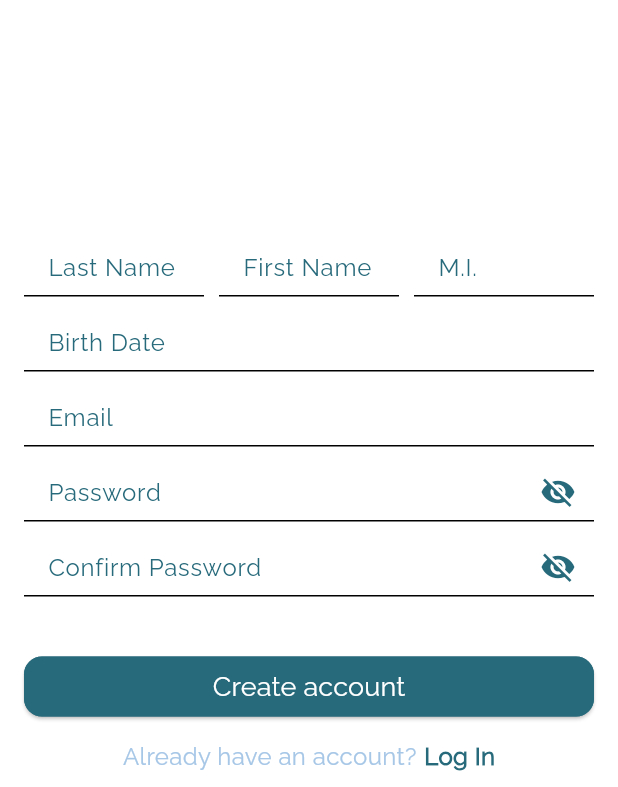
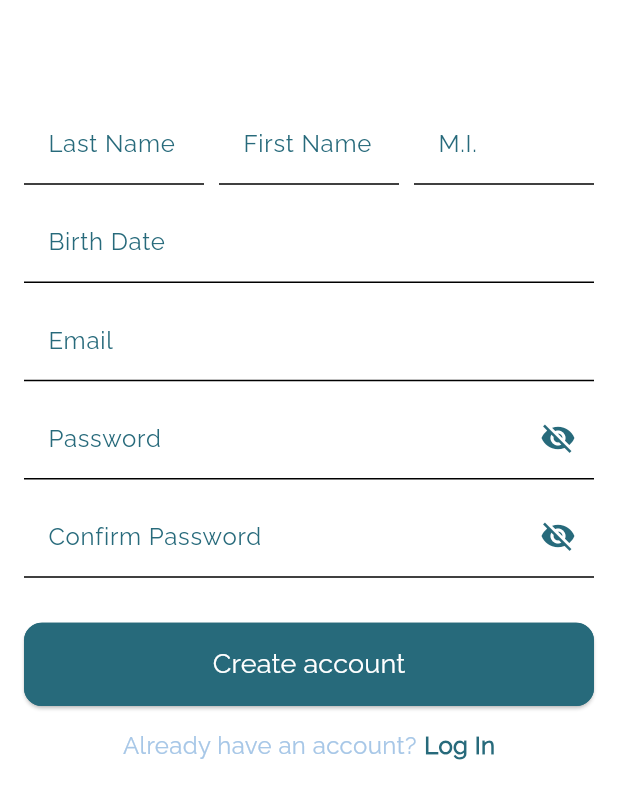
Before and after one commit to Errol13/KLK, a Flutter app: the screen it shows after launch, after a tap on "Sign Up", on a phone screen of 412 x 824 dp, the part 449-1236 px from its top. Run offline on Flutter 3.47's test engine with Material 2 defaults, Android fonts, the phone set to English and light mode, and no system bars; our stand-ins replace like_button.

Commit message:
Responsive splash and signup page

```diff
--- a/lib/features/call_page.dart
+++ b/lib/features/call_page.dart
@@ -171,10 +171,13 @@ class _CallPageState extends State<CallPage> {
                         child: Image.asset('assets/call.png'),
                       ),
                     ),
+
                   ],
                 ),
               ),
             ),
+
+            SizedBox(height: 30),
           ],
         ),
       ),
--- a/lib/features/login_page.dart
+++ b/lib/features/login_page.dart
@@ -38,7 +38,7 @@ class _LoginPageState extends State<LoginPage> {
               child: Column(
                 children: [
                   Text(
-                    'Welcome Back', // Display a welcoming message.
+                    'Welcome Back!', // Display a welcoming message.
                     style: TextStyle(
                       fontSize: 24,
                       fontWeight: FontWeight.bold,
--- a/lib/features/services_page.dart
+++ b/lib/features/services_page.dart
@@ -211,7 +211,7 @@ class _ServicePageState extends State<ServicePage> {
 
             SizedBox(height: 30),
 
-            // Emergency Vehicles
+            // Medical Records
           ],
         ),
       ),
--- a/lib/features/signup_page.dart
+++ b/lib/features/signup_page.dart
@@ -6,7 +6,6 @@ Description: This is the page where the users will need to register or sign up.
  */
 
 import 'package:flutter/material.dart';
-
 import 'first_page.dart';
 import 'splash_page.dart';
 import 'login_page.dart';
@@ -25,6 +24,7 @@ class _SignUpPageState extends State<SignUpPage> {
 
   TextEditingController _birthdateController = TextEditingController();
 
+//Birthdate Field Show DateTime
   Future<void> _selectDate(BuildContext context) async {
     final DateTime? picked = await showDatePicker(
       context: context,
@@ -62,9 +62,7 @@ class _SignUpPageState extends State<SignUpPage> {
               alignment: Alignment.topCenter,
               child: Column(
                 children: [
-                  const SizedBox(
-                height:
-                   50),
+                  const SizedBox(height: 50),
                   Text(
                     'Kumusta ka?', // Display a welcoming message.
                     style: TextStyle(
@@ -96,10 +94,11 @@ class _SignUpPageState extends State<SignUpPage> {
                 ),
               ),
             ),
-            const SizedBox(height: 150),
+            const SizedBox(height: 60),
 
             //sign up fields
-            SizedBox(
+            Expanded(
+              child: SizedBox(
                 height: 40,
                 width: 400,
                 child: Row(
@@ -145,7 +144,6 @@ class _SignUpPageState extends State<SignUpPage> {
                               width: 1.0,
                             ),
                           ),
-
                         ),
                         style: const TextStyle(
                           color: Color(0xFF276A7B),
@@ -170,7 +168,6 @@ class _SignUpPageState extends State<SignUpPage> {
                               width: 1.0,
                             ),
                           ),
-
                         ),
                         style: const TextStyle(
                           color: Color(0xFF276A7B),
@@ -180,12 +177,14 @@ class _SignUpPageState extends State<SignUpPage> {
                   ],
                 ),
               ),
+            ),
 
             //Birthdate
             const SizedBox(
               height: 10,
             ),
-            SizedBox(
+            Expanded(
+              child: SizedBox(
                 height: 40,
                 width: 400,
                 child: Row(
@@ -213,7 +212,6 @@ class _SignUpPageState extends State<SignUpPage> {
                                   width: 1.0,
                                 ),
                               ),
-
                             ),
                             style: const TextStyle(
                               color: Color(0xFF276A7B),
@@ -225,11 +223,12 @@ class _SignUpPageState extends State<SignUpPage> {
                   ],
                 ),
               ),
-
+            ),
 
             //Email Field
             SizedBox(height: 10), // Add spacing.
-            SizedBox(
+            Expanded(
+              child: SizedBox(
                 height: 40,
                 width: 400,
                 child: TextField(
@@ -249,7 +248,6 @@ class _SignUpPageState extends State<SignUpPage> {
                         width: 1.0,
                       ),
                     ),
-
                   ),
                   keyboardType:
                       TextInputType.emailAddress, // Set keyboard type for email.
@@ -258,9 +256,11 @@ class _SignUpPageState extends State<SignUpPage> {
                   ),
                 ),
               ),
+            ),
 
             const SizedBox(height: 10), // Add spacing.
-            SizedBox(
+            Expanded(
+              child: SizedBox(
                 height: 40,
                 width: 400,
                 child: TextField(
@@ -301,10 +301,12 @@ class _SignUpPageState extends State<SignUpPage> {
                   obscureText: _obscureText, // Hide the password text.
                 ),
               ),
+            ),
 
             //Confirm Password
             const SizedBox(height: 10), // Add spacing.
-            SizedBox(
+            Expanded(
+              child: SizedBox(
                 height: 40,
                 width: 400,
                 child: TextField(
@@ -345,9 +347,11 @@ class _SignUpPageState extends State<SignUpPage> {
                   obscureText: _obscureText, // Hide the password text.
                 ),
               ),
+            ),
 
-            const SizedBox(height: 40), // Add spacing.
-            RegButton(
+            const SizedBox(height: 30), // Add spacing.
+            Expanded(
+              child: RegButton(
                 width: 400,
                 height: 40,
                 text: 'Create account', // Display a Sign-Up button.
@@ -358,9 +362,10 @@ class _SignUpPageState extends State<SignUpPage> {
                     context,
                     MaterialPageRoute(
                         builder: (context) =>
-                          const LoginPage()), // Navigate to the Home page.
+                            const FirstPage()), // Navigate to the Home page.
                   );
                 },
+              ),
             ),
             const SizedBox(height: 15), // Add spacing.
             Row(
--- a/lib/features/splash_page.dart
+++ b/lib/features/splash_page.dart
@@ -19,12 +19,13 @@ class SplashPage extends StatelessWidget {
         padding: const EdgeInsets.all(16.0), //padding is 16
         child: Column(
           mainAxisAlignment: MainAxisAlignment.center, //children will be aligned center in y-axis
-          crossAxisAlignment: CrossAxisAlignment.center,  //children will be aligned center in x-axis
+          crossAxisAlignment: CrossAxisAlignment.stretch,  // elements will be stretched to occupy the remaining space in x-axis
           children: [
             const Align( //align the elements both in vertical and horizontal axes
               alignment: Alignment.topCenter, //align at the topcenter
               child: Column( //create elements vertically
                 children: [
+                  const SizedBox(height: 30),
                   Text(
                     'Mabuhay! Welcome to',
                     style: TextStyle(
@@ -44,18 +45,30 @@ class SplashPage extends StatelessWidget {
                 ],
               ),
             ),
-            const SizedBox(height: 200),
-            SizedBox(
-              height: 100,
-              width: 100,
+
+            //Place a space between
+            const SizedBox(height: 150),
+
+            //Logo in the Center
+            Expanded(
+              flex: 4,
+              child: SizedBox(
+                height: 200,
+                width: 200,
                 child: Center(
                   child: Image.asset(
                     'assets/Logo.png', // the directory where the image is placed
                   ),
                 ),
               ),
+            ),
+
+            //Place a space between
             const SizedBox(height: 100),
-            RegButton( //call the class RegButton
+
+            //Sign Up Button
+            Expanded(
+              child: RegButton( //call the class RegButton
                 width: 400,
                 height: 40,
                 text: 'Sign Up',
@@ -68,8 +81,13 @@ class SplashPage extends StatelessWidget {
                   );
                 },
               ),
+            ),
+
             const SizedBox(height: 20),//used as margin-like between widgets with the height 20
-            RegButton( //call the class RegButton
+
+            //Login Button
+            Expanded(
+              child: RegButton( //call the class RegButton
                 width: 400,
                 height: 40,
                 text: 'Login',
@@ -81,6 +99,7 @@ class SplashPage extends StatelessWidget {
                     MaterialPageRoute(builder: (context) => const LoginPage()), //the route it should follow when clicked
                   );
                 },
+              ),
             ),
           ],
         ),
--- a/lib/main.dart
+++ b/lib/main.dart
@@ -1,7 +1,11 @@
 import 'package:flutter/material.dart';
 import 'features/splash_page.dart';
+//import 'package:firebase_core/firebase_core.dart';
 
 void main() {
+  // WidgetsFlutterBinding.ensureInitialized();
+  // await Firebase.initializeApp();
+
   runApp(MyApp());
 }
 
@@ -37,7 +41,7 @@ class _SplashScreenState extends State<SplashScreen> {
 
   void _navigateToNextScreen() {
     Future.delayed(
-      Duration(seconds: 2), // duration of the splash
+      Duration(seconds: 2),
       () {
         Navigator.pushReplacement(
           context,
@@ -63,13 +67,10 @@ class _SplashScreenState extends State<SplashScreen> {
             child: Column(
               mainAxisAlignment: MainAxisAlignment.center,
               children: [
-                Image.asset(
-                    'assets/Logo.png'),
+                Image.asset('assets/Logo.png'),
               ],
             ),
           ),
-
-          //precise positioning of the text "Klinikonek"
           Positioned(
             bottom: 16,
             left: 0,
--- a/pubspec.yaml
+++ b/pubspec.yaml
@@ -37,6 +37,9 @@ dependencies:
   # Use with the CupertinoIcons class for iOS style icons.
   cupertino_icons: ^1.0.2
   like_button: ^2.0.5
+  firebase_core: ^2.22.0
+  #Firebase Databaswe
+  cloud_firestore: ^4.13.0
 
 dev_dependencies:
   flutter_test:
@@ -49,6 +52,8 @@ dev_dependencies:
   # rules and activating additional ones.
   flutter_lints: ^2.0.0
   flutter_launcher_icons: ^0.13.1
+
+
 
 flutter_icons:
     android: "launcher_icon"
```
Also changed, not shown: pubspec.lock, 7 other files. Lines whose indentation alone changed are shown as unchanged.
